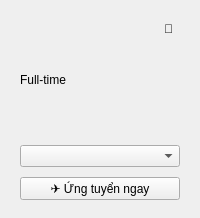
Qt form client/resources/ui/job_card.ui (imaira203/BTLPY_N21_D31) before a commit.
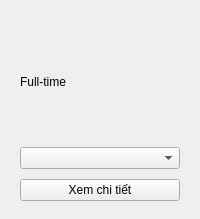
The same form after that commit.

The edit to the form file:
```diff
--- a/client/resources/ui/job_card.ui
+++ b/client/resources/ui/job_card.ui
@@ -33,7 +33,7 @@
      <item>
       <widget class="QToolButton" name="btnBookmark">
        <property name="text">
-        <string>🔖</string>
+        <string/>
        </property>
        <property name="autoRaise">
         <bool>true</bool>
@@ -100,7 +100,7 @@
    <item>
     <widget class="QPushButton" name="btnApply">
      <property name="text">
-      <string>✈ Ứng tuyển ngay</string>
+      <string>Xem chi tiết</string>
      </property>
     </widget>
    </item>
```
